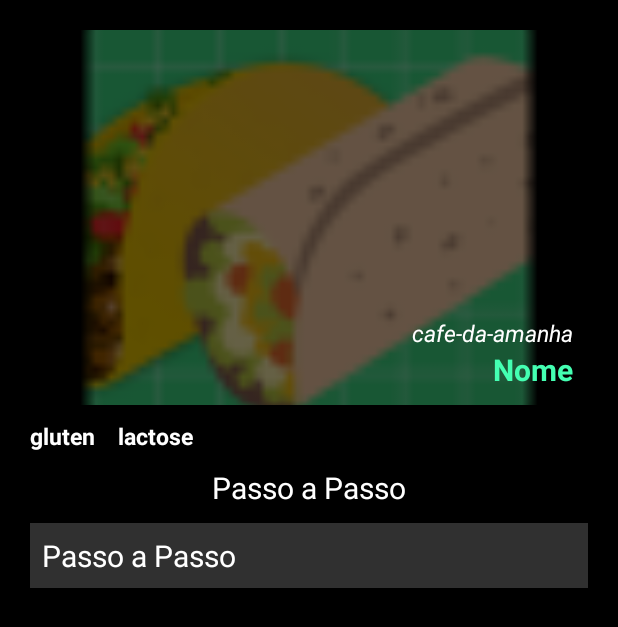
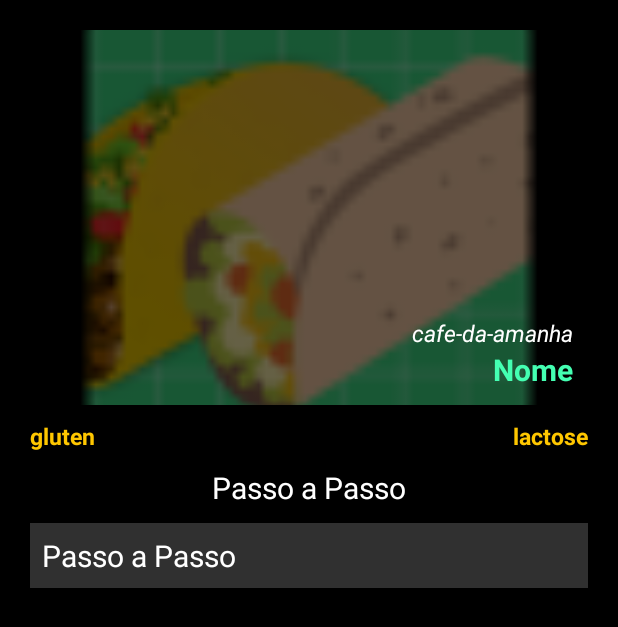
Before and after one commit to maiaatala/recipes_keeper_app, an Android app: the OneDetailed screen opened directly, with no data from a screen before it, on a phone screen of 412 x 824 dp. Shown: the top 627 px of the screen. Run offline under Robolectric (Android 15) with nearby library versions, the phone set to English and light mode, and no system bars.

Commit message:
style: colors

```diff
--- a/app/src/main/res/layout/one_detailed.xml
+++ b/app/src/main/res/layout/one_detailed.xml
@@ -80,24 +80,25 @@
         android:text="gluten"
         android:textSize="15sp"
         android:textStyle="bold"
-        android:textColor="@color/white" />
+        android:textColor="#ffc700" />
 
     <TextView
-        app:layout_constraintTop_toBottomOf="@+id/myImageView"
-        app:layout_constraintLeft_toRightOf="@+id/hasGluten"
-
         android:id="@+id/hasLactose"
         android:layout_width="wrap_content"
+
         android:layout_height="wrap_content"
         android:layout_alignEnd="@id/myImageView"
         android:layout_alignBottom="@id/myImageView"
+        android:layout_marginLeft="15dp"
         android:layout_marginTop="10dp"
-        android:layout_marginLeft="15dp"
+        android:text="lactose"
+        android:textColor="#ffc700"
 
-        android:text="lactose"
         android:textSize="15sp"
         android:textStyle="bold"
-        android:textColor="@color/white" />
+
+        app:layout_constraintEnd_toEndOf="parent"
+        app:layout_constraintTop_toBottomOf="@+id/myImageView" />
 
     <TextView
         app:layout_constraintTop_toBottomOf="@+id/hasLactose"
--- a/app/src/main/res/layout/recipe_form.xml
+++ b/app/src/main/res/layout/recipe_form.xml
@@ -89,7 +89,7 @@
         android:layout_height="wrap_content"
         android:checked="false"
         android:padding="4dp"
-        android:text="Lactose"
+        android:text="Tem Lactose"
         android:textAlignment="textStart"
         android:textSize="15sp"
         android:textColor="@color/white"
```
Also changed, not shown: app/src/main/res/layout/recipe_row.xml (+5 -3 lines).
